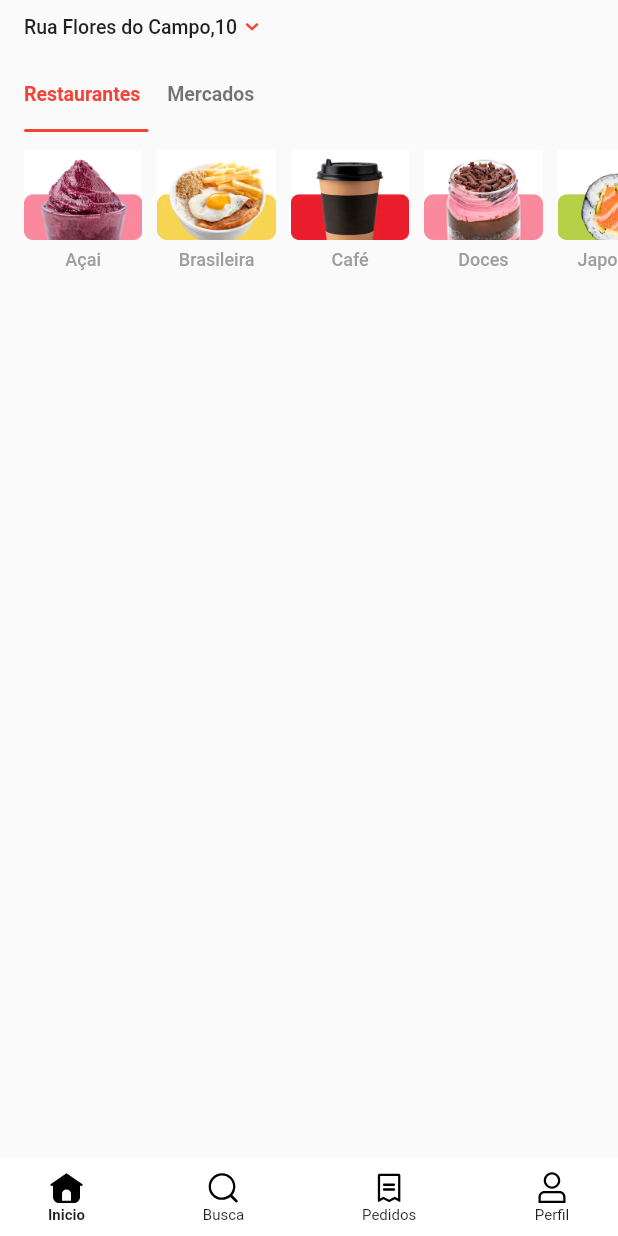
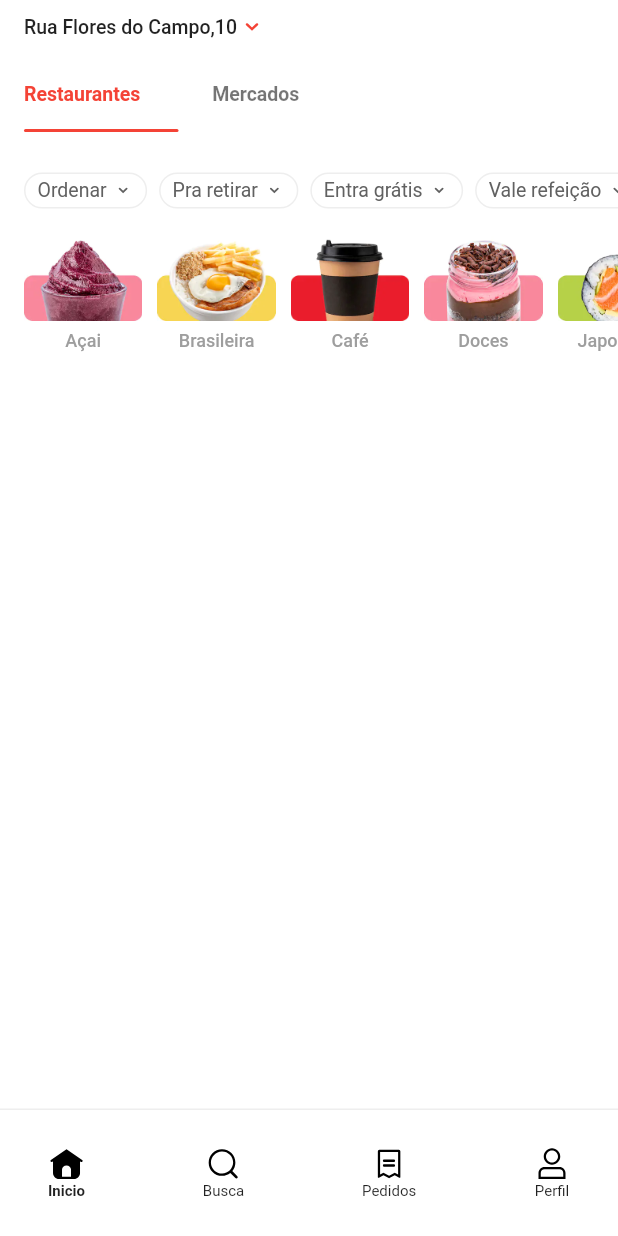
Before and after one commit to IagoAntunes/IFood-Clone, a Flutter app: the screen it shows after launch, on a phone screen of 412 x 824 dp. Run offline on Flutter 3.47's test engine with Material 2 defaults, Android fonts, the phone set to English and light mode, and no system bars; our stand-ins replace flutter_svg, tab_indicator_styler; Roboto replaces fonts that are missing (Nunito Sans).

Commit message:
Filter Component

```diff
--- a/lib/core/theme/app_colors.dart
+++ b/lib/core/theme/app_colors.dart
@@ -5,5 +5,8 @@ class AppColors {
   static const Color black = Colors.black;
   static const Color black54 = Colors.black54;
   static const Color grey = Colors.grey;
+  static Color grey2 = Colors.grey.shade200;
+  static Color grey3 = Colors.grey.shade300;
+  static Color grey7 = Colors.grey.shade700;
   static const Color white = Colors.white;
 }
--- a/lib/core/theme/app_theme.dart
+++ b/lib/core/theme/app_theme.dart
@@ -4,6 +4,6 @@ class AppTheme {
   static ThemeData get theme => ThemeData(
         primarySwatch: Colors.red,
         fontFamily: 'Nunito Sans',
-        textTheme: TextTheme(),
+        textTheme: const TextTheme(),
       );
 }
--- a/lib/core/theme/app_typography.dart
+++ b/lib/core/theme/app_typography.dart
@@ -23,6 +23,14 @@ class AppTypography {
         );
   }
 
+  static TextStyle filterItemStyle(BuildContext context) {
+    return Theme.of(context).textTheme.bodyText1!.copyWith(
+          color: AppColors.primaryColor,
+          fontWeight: FontWeight.w700,
+          fontSize: 13,
+        );
+  }
+
   static TextStyle tabBarStyle(BuildContext context) {
     return Theme.of(context).textTheme.bodyText1!.copyWith(
           color: AppColors.primaryColor,
--- a/lib/views/content/components/bottom_navigator_component.dart
+++ b/lib/views/content/components/bottom_navigator_component.dart
@@ -16,11 +16,15 @@ class BottomNavigatorComponent extends StatelessWidget {
   @override
   Widget build(BuildContext context) {
     return Container(
-      decoration: BoxDecoration(color: AppColors.white),
+      decoration: const BoxDecoration(color: AppColors.white),
       child: Column(
         children: [
+          Container(
+            height: 1,
+            color: AppColors.grey2,
+          ),
           Padding(
-            padding: const EdgeInsets.symmetric(horizontal: 24),
+            padding: const EdgeInsets.symmetric(horizontal: 24, vertical: 16),
             child: Row(
               mainAxisAlignment: MainAxisAlignment.spaceBetween,
               children: items
--- a/lib/views/content/components/category_item_component.dart
+++ b/lib/views/content/components/category_item_component.dart
@@ -1,6 +1,5 @@
 import 'package:flutter/material.dart';
 import 'package:ifood/core/theme/app_colors.dart';
-import 'package:ifood/core/theme/app_images.dart';
 import 'package:ifood/core/theme/app_typography.dart';
 import 'package:ifood/models/category.dart';
 
--- /dev/null
+++ b/lib/views/content/components/filters_component.dart
@@ -0,0 +1,129 @@
+import 'package:flutter/material.dart';
+
+import '../../../core/theme/app_colors.dart';
+import '../../../core/theme/app_icons.dart';
+import '../../../core/theme/app_typography.dart';
+
+class FiltersComponent extends StatelessWidget {
+  const FiltersComponent({
+    super.key,
+  });
+  @override
+  Widget build(BuildContext context) {
+    return SliverPersistentHeader(
+      pinned: true,
+      delegate: _FiltersComponentDelegate(
+        'location',
+      ),
+    );
+  }
+}
+
+class _FiltersComponentDelegate extends SliverPersistentHeaderDelegate {
+  final String location;
+
+  _FiltersComponentDelegate(this.location);
+
+  @override
+  Widget build(
+      BuildContext context, double shrinkOffset, bool overlapsContent) {
+    return Container(
+      color: AppColors.white,
+      height: 54,
+      child: ListView(
+        physics: const BouncingScrollPhysics(),
+        scrollDirection: Axis.horizontal,
+        children: const [
+          SizedBox(width: 16),
+          FilterItemComponent(
+            label: 'Ordenar',
+            icon: AppIcons.arrowDown,
+          ),
+          FilterItemComponent(
+            label: 'Pra retirar',
+            icon: AppIcons.arrowDown,
+          ),
+          FilterItemComponent(
+            label: 'Entra grátis',
+            icon: AppIcons.arrowDown,
+          ),
+          FilterItemComponent(
+            label: 'Vale refeição',
+            icon: AppIcons.arrowDown,
+          ),
+          FilterItemComponent(
+            label: 'Distancia',
+            icon: AppIcons.arrowDown,
+          ),
+          FilterItemComponent(
+            label: 'Entrega Parceira',
+            icon: AppIcons.arrowDown,
+          ),
+          FilterItemComponent(
+            label: 'Filtros',
+            icon: AppIcons.arrowDown,
+          ),
+          SizedBox(width: 16),
+        ],
+      ),
+    );
+  }
+
+  @override
+  double get maxExtent => 54;
+
+  @override
+  double get minExtent => 54;
+
+  @override
+  bool shouldRebuild(covariant SliverPersistentHeaderDelegate oldDelegate) {
+    return false;
+  }
+}
+
+class FilterItemComponent extends StatelessWidget {
+  const FilterItemComponent({
+    super.key,
+    this.icon,
+    required this.label,
+  });
+  final String label;
+  final String? icon;
+  @override
+  Widget build(BuildContext context) {
+    return Padding(
+      padding: const EdgeInsets.only(top: 15, bottom: 15, right: 8),
+      child: Container(
+        decoration: BoxDecoration(
+          borderRadius: BorderRadius.circular(32),
+          color: AppColors.white,
+          border: Border.all(color: AppColors.grey2),
+        ),
+        child: Padding(
+          padding: const EdgeInsets.symmetric(horizontal: 8),
+          child: Row(
+            children: [
+              Text(
+                label,
+                style: AppTypography.filterItemStyle(context).copyWith(
+                  color: AppColors.grey7,
+                  fontWeight: FontWeight.normal,
+                  fontSize: 13,
+                ),
+              ),
+              if (icon != null)
+                Padding(
+                  padding: const EdgeInsets.only(left: 4),
+                  child: AppIcon(
+                    icon: icon!,
+                    size: const Size(14, 14),
+                    color: AppColors.grey7,
+                  ),
+                ),
+            ],
+          ),
+        ),
+      ),
+    );
+  }
+}
--- a/lib/views/content/components/header_local_component.dart
+++ b/lib/views/content/components/header_local_component.dart
@@ -28,6 +28,7 @@ class _HeaderLocationComponentDelegate extends SliverPersistentHeaderDelegate {
   @override
   Widget build(
       BuildContext context, double shrinkOffset, bool overlapsContent) {
+    // ignore: avoid_unnecessary_containers
     return Container(
       child: Column(
         children: [
--- a/lib/views/content/content_page.dart
+++ b/lib/views/content/content_page.dart
@@ -1,12 +1,11 @@
 import 'package:flutter/material.dart';
 import 'package:ifood/core/theme/app_colors.dart';
 import 'package:ifood/core/theme/app_icons.dart';
-import 'package:ifood/core/theme/app_typography.dart';
 import 'package:ifood/models/category.dart';
 import 'package:ifood/views/content/components/bottom_navigator_component.dart';
 import 'package:ifood/views/content/components/category_item_component.dart';
+import 'package:ifood/views/content/components/filters_component.dart';
 import 'package:ifood/views/content/components/header_local_component.dart';
-import 'package:tab_indicator_styler/tab_indicator_styler.dart';
 
 import '../../controllers/content_controller.dart';
 import 'components/content_tab_bar_component.dart';
@@ -34,16 +33,18 @@ class _ContentPageState extends State<ContentPage>
   @override
   Widget build(BuildContext context) {
     return Scaffold(
+      backgroundColor: AppColors.white,
       body: SafeArea(
         child: NestedScrollView(
-          physics: BouncingScrollPhysics(),
+          physics: const BouncingScrollPhysics(),
           headerSliverBuilder: (context, innerBoxIsScrolled) {
             return [
-              HeaderLocationComponent(location: 'Rua Flores do Campo,10'),
+              const HeaderLocationComponent(location: 'Rua Flores do Campo,10'),
               ContentTabBarComponent(
                 tabController: tabController,
                 onTap: (index) {},
               ),
+              const FiltersComponent()
             ];
           },
           body: Column(
@@ -54,14 +55,14 @@ class _ContentPageState extends State<ContentPage>
                     return await Future.value();
                   },
                   child: CustomScrollView(
-                    physics: BouncingScrollPhysics(),
+                    physics: const BouncingScrollPhysics(),
                     slivers: [
                       SliverToBoxAdapter(
                         child: SizedBox(
                           height: 86,
                           child: ListView.builder(
                             itemCount: categorys.length,
-                            physics: BouncingScrollPhysics(),
+                            physics: const BouncingScrollPhysics(),
                             scrollDirection: Axis.horizontal,
                             itemBuilder: (context, index) {
                               return Padding(
```
Also changed, not shown: lib/views/content/components/content_tab_bar_component.dart (+3 -4 lines), 1 other file.
